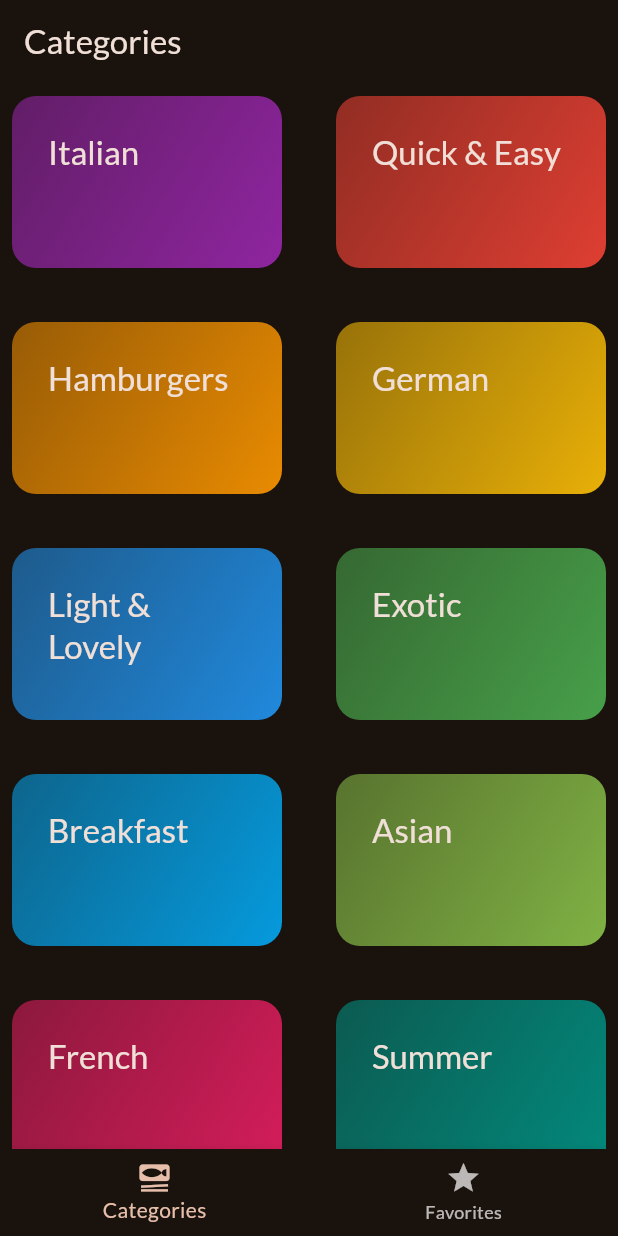
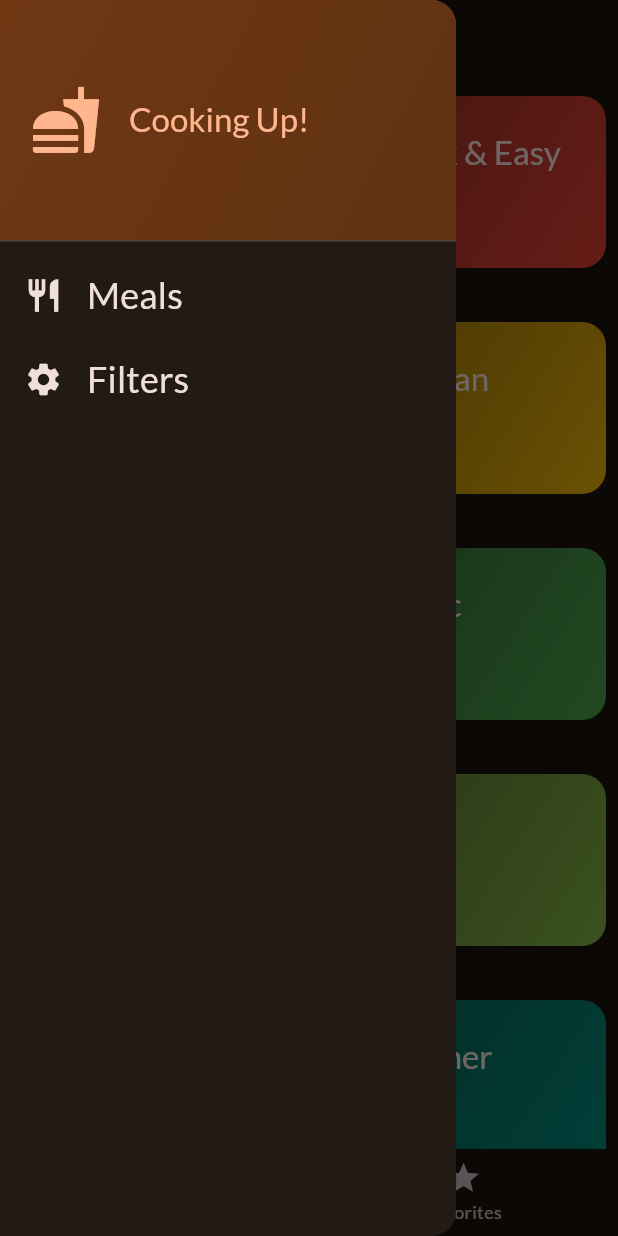
Before and after one commit to irfanullahatozi/meals_flutter, a Flutter app: the screen it shows after launch, with the side drawer open (before the commit the screen has no drawer), on a phone screen of 412 x 824 dp. Run offline on Flutter 3.47's test engine with Material 2 defaults, Android fonts, the phone set to English and light mode, and no system bars; our stand-ins replace google_fonts, transparent_image.

Commit message:
adding filters and bottom navigation

```diff
--- a/lib/screens/categories.dart
+++ b/lib/screens/categories.dart
@@ -6,11 +6,16 @@ import 'package:meals/screens/meals.dart';
 import 'package:meals/widgets/category_grid_item.dart';
 
 class CategoriesScreen extends StatelessWidget {
-  const CategoriesScreen({super.key, required this.onToggleFavorite});
+  const CategoriesScreen(
+      {super.key,
+      required this.onToggleFavorite,
+      required this.availableMeals});
 
   final void Function(Meal) onToggleFavorite;
+  final List<Meal> availableMeals;
+
   void _selectCategory(BuildContext context, Category category) {
-    final filterdMeal = dummyMeals
+    final filterdMeal = availableMeals
         .where((meal) => meal.categories.contains(category.id))
         .toList();
 
--- a/lib/screens/tabs.dart
+++ b/lib/screens/tabs.dart
@@ -1,7 +1,17 @@
 import 'package:flutter/material.dart';
+import 'package:meals/data/dummy_data.dart';
 import 'package:meals/models/meal.dart';
 import 'package:meals/screens/categories.dart';
+import 'package:meals/screens/filters.dart';
 import 'package:meals/screens/meals.dart';
+import 'package:meals/widgets/main_drawer.dart';
+
+const kInitialFilter = {
+  Filter.glutenFree: false,
+  Filter.lactoseFree: false,
+  Filter.vegetarian: false,
+  Filter.vegan: false
+};
 
 class TabsScreen extends StatefulWidget {
   const TabsScreen({super.key});
@@ -14,6 +24,7 @@ class TabsScreen extends StatefulWidget {
 class _TabsScreen extends State<TabsScreen> {
   int selectedPageIndex = 0;
   final List<Meal> favoriteMeals = [];
+  Map<Filter, bool> selectedFilter = kInitialFilter;
 
   void showInfoMessage(String message) {
     ScaffoldMessenger.of(context).clearSnackBars();
@@ -45,10 +56,43 @@ class _TabsScreen extends State<TabsScreen> {
     });
   }
 
+  void _setScreen(String identifier) async {
+    Navigator.of(context).pop();
+    if (identifier == 'filters') {
+      final result = await Navigator.of(context).push<Map<Filter, bool>>(
+        MaterialPageRoute(
+          builder: (ctx) => FilterScreen(
+            currentFilters: selectedFilter,
+          ),
+        ),
+      );
+      setState(() {
+        selectedFilter = result ?? kInitialFilter;
+      });
+    }
+  }
+
   @override
   Widget build(BuildContext context) {
+    final availableMeals = dummyMeals.where((meal) {
+      if (selectedFilter[Filter.glutenFree]! && !meal.isGlutenFree) {
+        return false;
+      }
+      if (selectedFilter[Filter.lactoseFree]! && !meal.isLactoseFree) {
+        return false;
+      }
+      if (selectedFilter[Filter.vegan]! && !meal.isVegan) {
+        return false;
+      }
+      if (selectedFilter[Filter.vegetarian]! && !meal.isVegetarian) {
+        return false;
+      }
+      return true;
+    }).toList();
+
     Widget activeScreen = CategoriesScreen(
       onToggleFavorite: toggleFavoriteMeals,
+      availableMeals: availableMeals,
     );
     var activePageTitle = 'Categories';
     if (selectedPageIndex == 1) {
@@ -61,6 +105,9 @@ class _TabsScreen extends State<TabsScreen> {
     return Scaffold(
       appBar: AppBar(
         title: Text(activePageTitle),
+      ),
+      drawer: MainDrawer(
+        onSelectScreen: _setScreen,
       ),
       body: activeScreen,
       bottomNavigationBar: BottomNavigationBar(
--- /dev/null
+++ b/lib/widgets/main_drawer.dart
@@ -0,0 +1,77 @@
+import 'package:flutter/material.dart';
+
+class MainDrawer extends StatelessWidget {
+  const MainDrawer({super.key, required this.onSelectScreen});
+  final void Function(String identifier) onSelectScreen;
+  @override
+  Widget build(BuildContext context) {
+    return Drawer(
+      child: Column(
+        children: [
+          DrawerHeader(
+            padding: const EdgeInsets.all(20),
+            decoration: BoxDecoration(
+              gradient: LinearGradient(colors: [
+                Theme.of(context).colorScheme.primaryContainer,
+                Theme.of(context).colorScheme.primaryContainer.withOpacity(0.8),
+              ], begin: Alignment.topLeft, end: Alignment.bottomRight),
+            ),
+            child: Row(
+              children: [
+                Icon(
+                  Icons.fastfood,
+                  size: 48,
+                  color: Theme.of(context).colorScheme.primary,
+                ),
+                const SizedBox(
+                  width: 18,
+                ),
+                Text(
+                  'Cooking Up!',
+                  style: Theme.of(context)
+                      .textTheme
+                      .titleLarge!
+                      .copyWith(color: Theme.of(context).colorScheme.primary),
+                ),
+              ],
+            ),
+          ),
+          ListTile(
+            leading: Icon(
+              Icons.restaurant,
+              size: 26,
+              color: Theme.of(context).colorScheme.onBackground,
+            ),
+            title: Text(
+              'Meals',
+              style: Theme.of(context).textTheme.titleSmall!.copyWith(
+                    color: Theme.of(context).colorScheme.onBackground,
+                    fontSize: 24,
+                  ),
+            ),
+            onTap: () {
+              onSelectScreen('meals');
+            },
+          ),
+          ListTile(
+            leading: Icon(
+              Icons.settings,
+              size: 26,
+              color: Theme.of(context).colorScheme.onBackground,
+            ),
+            title: Text(
+              'Filters',
+              style: Theme.of(context).textTheme.titleSmall!.copyWith(
+                    color: Theme.of(context).colorScheme.onBackground,
+                    fontSize: 24,
+                  ),
+            ),
+            onTap: () {
+              onSelectScreen('filters');
+            },
+          ),
+        ],
+      ),
+    );
+  }
+}
```
Also changed, not shown: lib/screens/filters.dart (added, +146 -0 lines), 1 other file.
